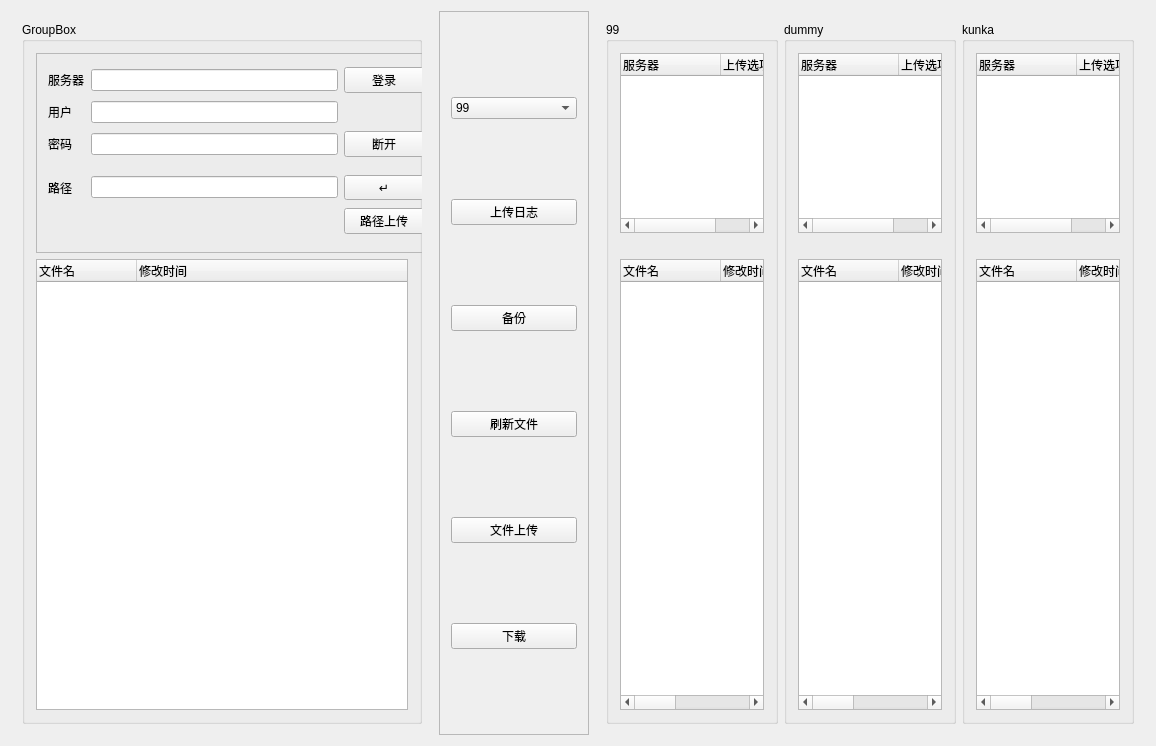
Qt form mainwindow.ui (zwjwhxz/SFTPTool) before a commit.
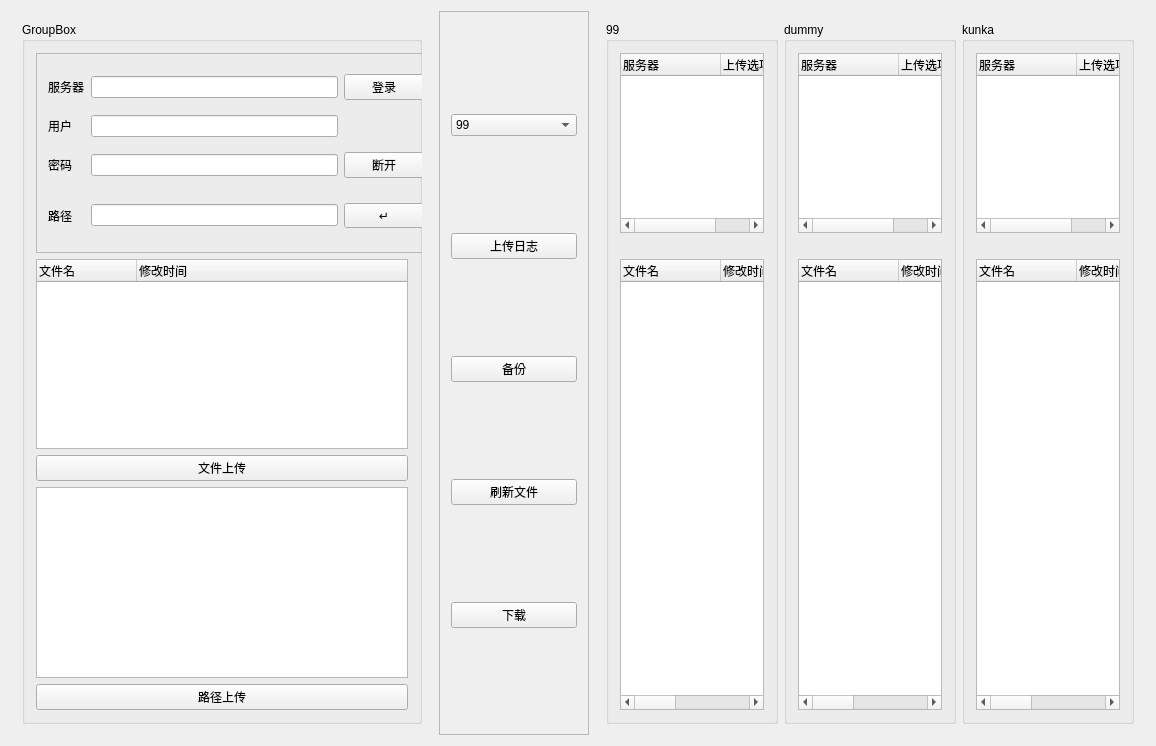
The same form after that commit.

```diff
--- a/mainwindow.ui
+++ b/mainwindow.ui
@@ -60,26 +60,6 @@
           <string>GroupBox</string>
          </property>
          <layout class="QGridLayout" name="gridLayout_2">
-          <item row="2" column="0">
-           <widget class="QTreeWidget" name="TREE_LOCAL">
-            <property name="sizePolicy">
-             <sizepolicy hsizetype="Expanding" vsizetype="Expanding">
-              <horstretch>0</horstretch>
-              <verstretch>0</verstretch>
-             </sizepolicy>
-            </property>
-            <column>
-             <property name="text">
-              <string>文件名</string>
-             </property>
-            </column>
-            <column>
-             <property name="text">
-              <string>修改时间</string>
-             </property>
-            </column>
-           </widget>
-          </item>
           <item row="0" column="0">
            <widget class="QFrame" name="frame_3">
             <property name="sizePolicy">
@@ -174,13 +154,6 @@
                </property>
               </widget>
              </item>
-             <item row="8" column="4">
-              <widget class="QPushButton" name="BTN_UPLOADPATH">
-               <property name="text">
-                <string>路径上传</string>
-               </property>
-              </widget>
-             </item>
              <item row="7" column="2">
               <widget class="QLineEdit" name="EDIT_LOCAL_PATH"/>
              </item>
@@ -203,6 +176,43 @@
             </layout>
            </widget>
           </item>
+          <item row="5" column="0">
+           <widget class="QPushButton" name="BTN_UPLOADPATH">
+            <property name="text">
+             <string>路径上传</string>
+            </property>
+           </widget>
+          </item>
+          <item row="2" column="0">
+           <widget class="QTreeWidget" name="TREE_LOCAL">
+            <property name="sizePolicy">
+             <sizepolicy hsizetype="Expanding" vsizetype="Expanding">
+              <horstretch>0</horstretch>
+              <verstretch>0</verstretch>
+             </sizepolicy>
+            </property>
+            <column>
+             <property name="text">
+              <string>文件名</string>
+             </property>
+            </column>
+            <column>
+             <property name="text">
+              <string>修改时间</string>
+             </property>
+            </column>
+           </widget>
+          </item>
+          <item row="3" column="0">
+           <widget class="QPushButton" name="BTN_UPLOAD">
+            <property name="text">
+             <string>文件上传</string>
+            </property>
+           </widget>
+          </item>
+          <item row="4" column="0">
+           <widget class="QTextEdit" name="EDIT_PATH_UPLOAD"/>
+          </item>
          </layout>
         </widget>
        </item>
@@ -275,13 +285,6 @@
            </property>
           </widget>
          </item>
-         <item>
-          <widget class="QPushButton" name="BTN_UPLOAD">
-           <property name="text">
-            <string>文件上传</string>
-           </property>
-          </widget>
-         </item>
          <item>
           <widget class="QPushButton" name="BTN_DOWNLOAD">
            <property name="text">
```
